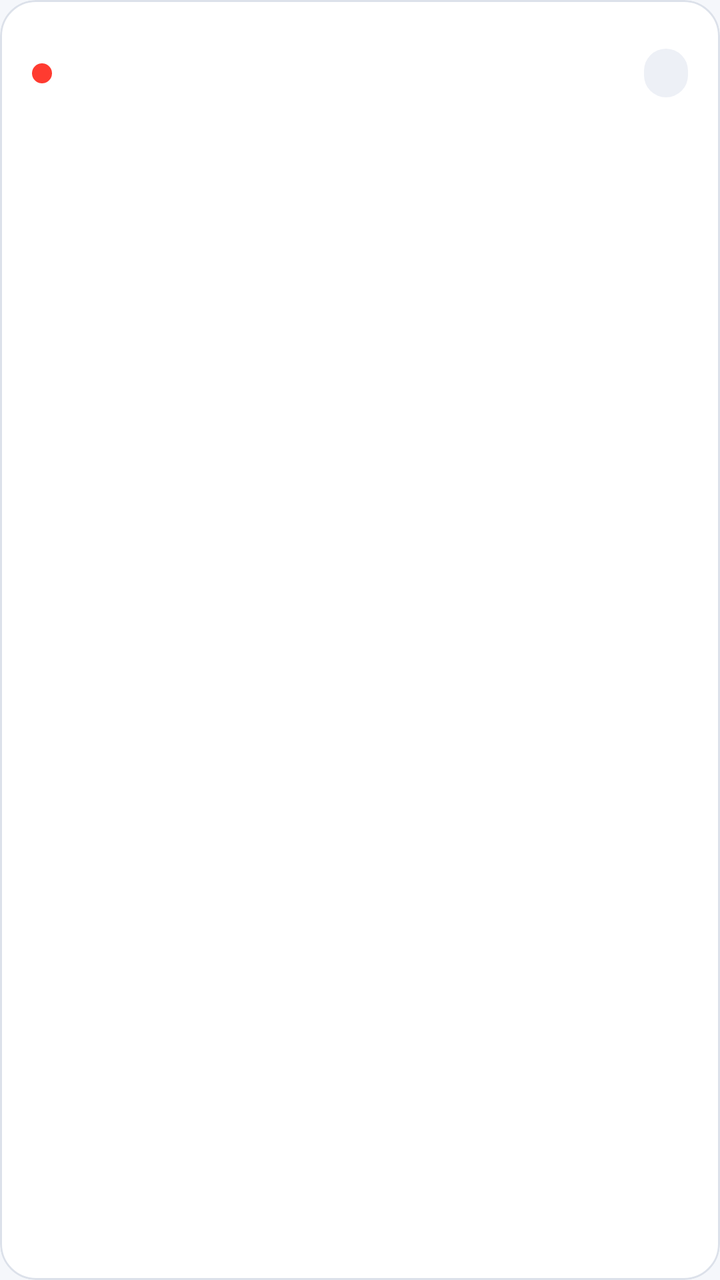
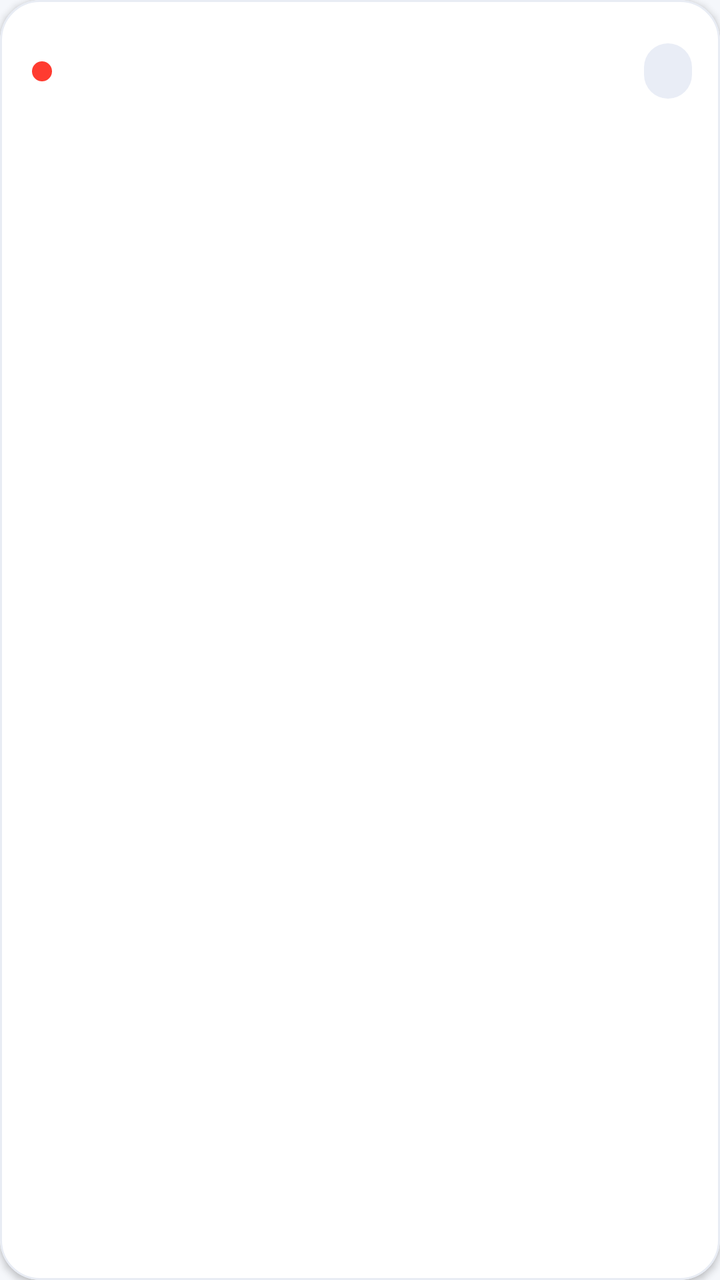

The first picture is an Android layout as it rendered before a commit; the second is the same layout after the commit. The layout source and the unified diff follow.
<!-- AndroidManifest.xml: application theme Theme.ItGuyAssets -->
<!-- res/layout/item_asset.xml -->
<?xml version="1.0" encoding="utf-8"?>
<com.google.android.material.card.MaterialCardView
    xmlns:android="http://schemas.android.com/apk/res/android"
    xmlns:app="http://schemas.android.com/apk/res-auto"
    android:layout_width="match_parent"
    android:layout_height="wrap_content"
    android:layout_marginHorizontal="12dp"
    android:layout_marginVertical="5dp"
    android:clickable="true"
    android:focusable="true"
    app:cardBackgroundColor="@color/surface"
    app:cardCornerRadius="18dp"
    app:cardElevation="0dp"
    app:strokeColor="@color/outline"
    app:strokeWidth="1dp"
    app:rippleColor="@color/accent_container">

    <LinearLayout
        android:layout_width="match_parent"
        android:layout_height="wrap_content"
        android:orientation="horizontal"
        android:gravity="center_vertical"
        android:padding="16dp">

        <View
            android:id="@+id/statusDot"
            android:layout_width="10dp"
            android:layout_height="10dp"
            android:layout_marginEnd="14dp"
            android:background="@drawable/dot" />

        <LinearLayout
            android:layout_width="0dp"
            android:layout_height="wrap_content"
            android:layout_weight="1"
            android:orientation="vertical">

            <TextView
                android:id="@+id/assetName"
                android:layout_width="match_parent"
                android:layout_height="wrap_content"
                android:textColor="@color/text"
                android:textSize="15.5sp"
                android:textStyle="bold" />

            <TextView
                android:id="@+id/assetMeta"
                android:layout_width="match_parent"
                android:layout_height="wrap_content"
                android:layout_marginTop="3dp"
                android:textColor="@color/muted"
                android:textSize="12.5sp" />
        </LinearLayout>

        <TextView
            android:id="@+id/assetStatus"
            android:layout_width="wrap_content"
            android:layout_height="wrap_content"
            android:layout_marginStart="10dp"
            android:background="@drawable/chip_bg"
            android:paddingHorizontal="11dp"
            android:paddingVertical="5dp"
            android:fontFamily="monospace"
            android:textAllCaps="true"
            android:letterSpacing="0.06"
            android:textColor="@color/muted"
            android:textSize="10.5sp"
            android:textStyle="bold" />
    </LinearLayout>
</com.google.android.material.card.MaterialCardView>
<!-- resources referenced by this layout -->
<resources>
  <color name="accent_container">#FFE3E0</color>
  <color name="muted">#5C6A80</color>
  <color name="outline">#DCE1EA</color>
  <color name="surface">#FFFFFF</color>
  <color name="text">#141B26</color>
  <!-- drawable chip_bg (drawable) -->
  <?xml version="1.0" encoding="utf-8"?>
  <shape xmlns:android="http://schemas.android.com/apk/res/android" android:shape="rectangle">
      <solid android:color="@color/surface_variant" />
      <corners android:radius="999dp" />
  </shape>
  <!-- drawable dot (drawable) -->
  <?xml version="1.0" encoding="utf-8"?>
  <shape xmlns:android="http://schemas.android.com/apk/res/android" android:shape="oval">
      <solid android:color="@color/accent" />
  </shape>
  <style name="Theme.ItGuyAssets" parent="Base.Theme.ItGuyAssets">
          <item name="android:windowLightStatusBar">true</item>
      </style>
  <color name="surface_variant">#EDF0F6</color>
  <color name="accent">#FF3B30</color>
  <style name="Base.Theme.ItGuyAssets" parent="Theme.Material3.DayNight.NoActionBar">
          <item name="colorPrimary">@color/accent</item>
          <item name="colorOnPrimary">@color/on_accent</item>
          <item name="colorPrimaryContainer">@color/accent_container</item>
          <item name="colorOnPrimaryContainer">@color/accent</item>
          <item name="colorSecondary">@color/accent</item>
          <item name="colorSecondaryContainer">@color/accent_container</item>
          <item name="colorOnSecondaryContainer">@color/accent</item>
          <item name="android:colorBackground">@color/bg</item>
          <item name="colorSurface">@color/surface</item>
          <item name="colorSurfaceVariant">@color/surface_variant</item>
          <item name="colorOnSurface">@color/text</item>
          <item name="colorOnSurfaceVariant">@color/muted</item>
          <item name="colorOutline">@color/outline</item>
          <item name="android:windowBackground">@color/bg</item>
          <item name="android:statusBarColor">@color/bg</item>
          <item name="android:navigationBarColor">@color/bg</item>
          
          <item name="materialButtonStyle">@style/Button.IT</item>
          <item name="floatingActionButtonStyle">@style/FabPrimary</item>
      </style>
  <color name="on_accent">#FFFFFF</color>
  <color name="bg">#F5F7FB</color>
  <style name="Button.IT" parent="Widget.Material3.Button">
          <item name="cornerRadius">16dp</item>
          <item name="android:paddingTop">15dp</item>
          <item name="android:paddingBottom">15dp</item>
          <item name="android:textAllCaps">false</item>
          <item name="android:textSize">15sp</item>
          <item name="android:letterSpacing">0.01</item>
      </style>
  <style name="FabPrimary" parent="Widget.Material3.FloatingActionButton.Primary">
          <item name="backgroundTint">@color/accent</item>
          <item name="tint">@color/on_accent</item>
      </style>
</resources>

<!-- the commit's change to res/layout/item_asset.xml (unified diff, before → after) -->
@@ -4,23 +4,26 @@
     xmlns:app="http://schemas.android.com/apk/res-auto"
     android:layout_width="match_parent"
     android:layout_height="wrap_content"
-    android:layout_marginHorizontal="12dp"
+    android:layout_marginHorizontal="16dp"
     android:layout_marginVertical="5dp"
     android:clickable="true"
     android:focusable="true"
-    app:cardBackgroundColor="@color/surface"
-    app:cardCornerRadius="18dp"
-    app:cardElevation="0dp"
-    app:strokeColor="@color/outline"
+    app:cardBackgroundColor="@color/card"
+    app:cardCornerRadius="20dp"
+    app:cardElevation="2dp"
+    app:strokeColor="@color/card_line"
     app:strokeWidth="1dp"
-    app:rippleColor="@color/accent_container">
+    app:rippleColor="@color/chip_idle">
 
     <LinearLayout
         android:layout_width="match_parent"
         android:layout_height="wrap_content"
+        android:gravity="center_vertical"
         android:orientation="horizontal"
-        android:gravity="center_vertical"
-        android:padding="16dp">
+        android:paddingStart="16dp"
+        android:paddingEnd="14dp"
+        android:paddingTop="15dp"
+        android:paddingBottom="15dp">
 
         <View
             android:id="@+id/statusDot"
@@ -39,7 +42,9 @@
                 android:id="@+id/assetName"
                 android:layout_width="match_parent"
                 android:layout_height="wrap_content"
-                android:textColor="@color/text"
+                android:ellipsize="end"
+                android:maxLines="1"
+                android:textColor="@color/text_strong"
                 android:textSize="15.5sp"
                 android:textStyle="bold" />
 
@@ -48,7 +53,9 @@
                 android:layout_width="match_parent"
                 android:layout_height="wrap_content"
                 android:layout_marginTop="3dp"
-                android:textColor="@color/muted"
+                android:ellipsize="end"
+                android:maxLines="1"
+                android:textColor="@color/text_soft"
                 android:textSize="12.5sp" />
         </LinearLayout>
 
@@ -57,14 +64,13 @@
             android:layout_width="wrap_content"
             android:layout_height="wrap_content"
             android:layout_marginStart="10dp"
-            android:background="@drawable/chip_bg"
-            android:paddingHorizontal="11dp"
-            android:paddingVertical="5dp"
-            android:fontFamily="monospace"
-            android:textAllCaps="true"
-            android:letterSpacing="0.06"
-            android:textColor="@color/muted"
-            android:textSize="10.5sp"
+            android:background="@drawable/pill_idle"
+            android:paddingStart="12dp"
+            android:paddingEnd="12dp"
+            android:paddingTop="6dp"
+            android:paddingBottom="6dp"
+            android:textColor="@color/chip_idle_text"
+            android:textSize="11.5sp"
             android:textStyle="bold" />
     </LinearLayout>
 </com.google.android.material.card.MaterialCardView>
<!-- resource entries referenced after the edit -->
@@ -1,20 +1,26 @@
 <!-- resources referenced by this layout -->
 <resources>
+  <color name="card">#FFFFFF</color>
+  <color name="card_line">#E8ECF4</color>
+  <color name="chip_idle">#E9EDF6</color>
+  <color name="chip_idle_text">#5C6A80</color>
+  <color name="text_soft">#667085</color>
+  <color name="text_strong">#101828</color>
   <color name="accent_container">#FFE3E0</color>
   <color name="muted">#5C6A80</color>
   <color name="outline">#DCE1EA</color>
   <color name="surface">#FFFFFF</color>
   <color name="text">#141B26</color>
-  <!-- drawable chip_bg (drawable) -->
-  <?xml version="1.0" encoding="utf-8"?>
-  <shape xmlns:android="http://schemas.android.com/apk/res/android" android:shape="rectangle">
-      <solid android:color="@color/surface_variant" />
-      <corners android:radius="999dp" />
-  </shape>
   <!-- drawable dot (drawable) -->
   <?xml version="1.0" encoding="utf-8"?>
   <shape xmlns:android="http://schemas.android.com/apk/res/android" android:shape="oval">
       <solid android:color="@color/accent" />
+  </shape>
+  <!-- drawable pill_idle (drawable) -->
+  <?xml version="1.0" encoding="utf-8"?>
+  <shape xmlns:android="http://schemas.android.com/apk/res/android" android:shape="rectangle">
+      <solid android:color="@color/chip_idle" />
+      <corners android:radius="100dp" />
   </shape>
   <style name="Theme.ItGuyAssets" parent="Base.Theme.ItGuyAssets">
           <item name="android:windowLightStatusBar">true</item>
@@ -31,6 +37,8 @@
           <item name="colorOnSecondaryContainer">@color/accent</item>
           <item name="android:colorBackground">@color/bg</item>
           <item name="colorSurface">@color/surface</item>
+          
+          <item name="elevationOverlayEnabled">false</item>
           <item name="colorSurfaceVariant">@color/surface_variant</item>
           <item name="colorOnSurface">@color/text</item>
           <item name="colorOnSurfaceVariant">@color/muted</item>
@@ -40,6 +48,7 @@
           <item name="android:navigationBarColor">@color/bg</item>
           
           <item name="materialButtonStyle">@style/Button.IT</item>
+          <item name="materialCardViewStyle">@style/Card</item>
           <item name="floatingActionButtonStyle">@style/FabPrimary</item>
       </style>
   <color name="on_accent">#FFFFFF</color>
@@ -52,6 +61,16 @@
           <item name="android:textSize">15sp</item>
           <item name="android:letterSpacing">0.01</item>
       </style>
+  <style name="Card" parent="Widget.MaterialComponents.CardView">
+          <item name="android:layout_width">match_parent</item>
+          <item name="android:layout_height">wrap_content</item>
+          <item name="cardBackgroundColor">@color/card</item>
+          <item name="cardCornerRadius">22dp</item>
+          <item name="cardElevation">2dp</item>
+          <item name="strokeColor">@color/card_line</item>
+          <item name="strokeWidth">1dp</item>
+          <item name="android:layout_marginTop">14dp</item>
+      </style>
   <style name="FabPrimary" parent="Widget.Material3.FloatingActionButton.Primary">
           <item name="backgroundTint">@color/accent</item>
           <item name="tint">@color/on_accent</item>
